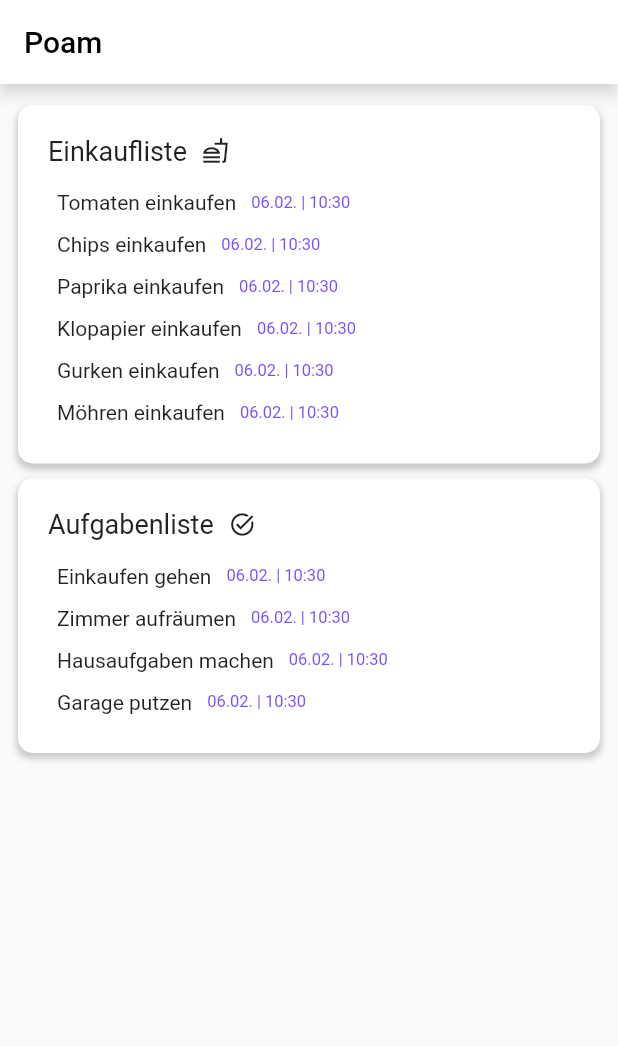
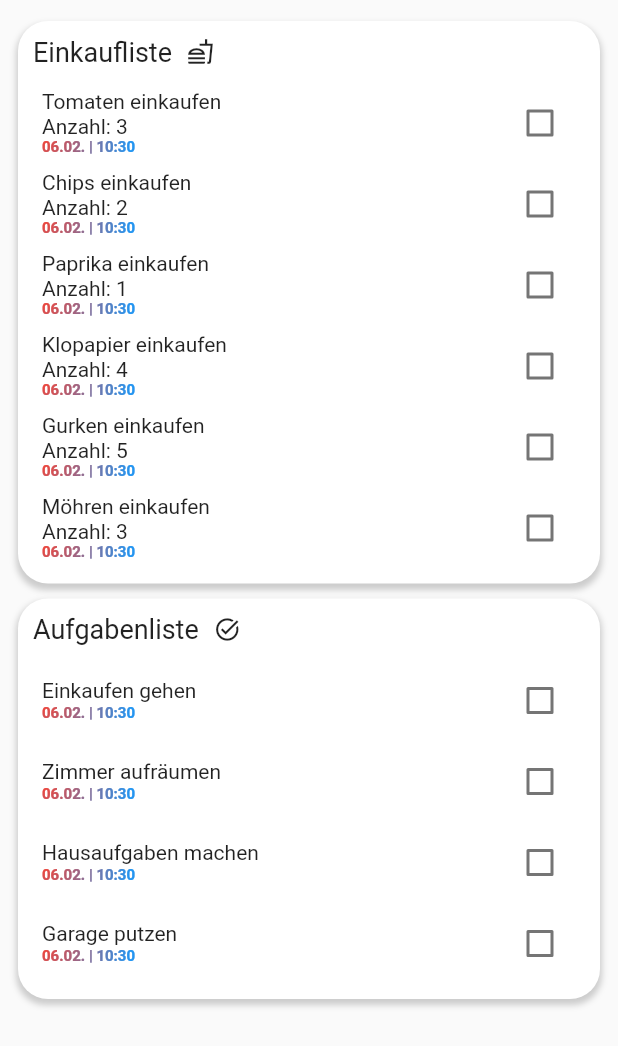
Before and after one commit to MoritzPlaten/Poam, a Flutter app: the screen it shows after launch, on a phone screen of 412 x 824 dp. Shown: the top 1046 px of the screen. Run offline on Flutter 3.47's test engine with Material 2 defaults, Android fonts, the phone set to English and light mode, and no system bars.

Commit message:
Change AppBar, Change Lists, Change the Look

```diff
--- a/lib/app/app.dart
+++ b/lib/app/app.dart
@@ -1,6 +1,5 @@
 import 'package:flutter/material.dart';
 import 'package:poam/widgets/PoamList/PoamList.dart';
-import 'package:poam/widgets/PoamNavigationBar/PoamNavigationBar.dart';
 
 class App extends StatefulWidget {
   const App({ Key? key }) : super(key: key);
@@ -14,24 +13,8 @@ class _AppState extends State<App> {
   @override
   Widget build(BuildContext context) {
 
-    return Scaffold(
-      appBar: AppBar(
-        title: const Text('Poam', style: TextStyle(color: Colors.black),),
-        backgroundColor: Colors.white,
-        shadowColor: Colors.white,
-        actions: <Widget>[
-          IconButton(
-            icon: const Icon(Icons.add_alert),
-            tooltip: 'Show Snackbar',
-            onPressed: () {
-              ScaffoldMessenger.of(context).showSnackBar(
-                  const SnackBar(content: Text('This is a snackbar')));
-            },
-          ),
-        ],
-      ),
+    return const Scaffold(
       body: PoamList(),
-      //bottomNavigationBar: PoamNavigationBar(),
     );
   }
 }
--- a/lib/widgets/PoamItem/PoamItem.dart
+++ b/lib/widgets/PoamItem/PoamItem.dart
@@ -1,9 +1,8 @@
 import 'package:flutter/material.dart';
-import 'package:intl/intl.dart';
 
 class PoamItem extends StatefulWidget {
 
-  final List? item;
+  final Map? item;
   const PoamItem({ Key? key, this.item }) : super(key: key);
 
   @override
@@ -16,13 +15,13 @@ class _PoamItemState extends State<PoamItem> {
   Widget build(BuildContext context) {
 
     final size = MediaQuery.of(context).size;
-    DateTime now = DateTime.now();
-    String formattedDate = DateFormat('dd.MM. | kk:mm').format(now);
+
+    bool isChecked = false;
 
     return Container(
 
       width: size.width,
-      padding: const EdgeInsets.only(left: 6, right: 6, top: 6, bottom: 6),
+      padding: const EdgeInsets.only(left: 6, right: 6, top: 3, bottom: 3),
       decoration: BoxDecoration(
         borderRadius: BorderRadius.circular(10),
         color: Colors.white
@@ -31,16 +30,45 @@ class _PoamItemState extends State<PoamItem> {
         children: [
 
           Row(
+            mainAxisAlignment: MainAxisAlignment.spaceBetween,
             children: [
-              Text(widget.item!.elementAt(0).toString()),
-              const SizedBox(width: 10,),
-              Text(
-                formattedDate.toString(),
-                style: const TextStyle(
-                  fontSize: 11,
-                  color: Colors.deepPurpleAccent
-                ),
-              )
+              Column(
+                mainAxisAlignment: MainAxisAlignment.start,
+                crossAxisAlignment: CrossAxisAlignment.start,
+                children: [
+                  Text(widget.item!["Title"]),
+                  const SizedBox(height: 1,),
+                  if (widget.item!["Anzahl"] != null) Text("Anzahl: " + widget.item!["Anzahl"].toString()),
+                  ShaderMask(
+                    shaderCallback: (Rect bounds) {
+                      return const RadialGradient(
+                        center: Alignment.topLeft,
+                        radius: 5,
+                        colors: <Color>[Colors.red, Colors.blue],
+                        tileMode: TileMode.mirror,
+                      ).createShader(bounds);
+                    },
+                    child: Text(
+                      widget.item!["Created"],
+                      style: const TextStyle(
+                        color: Colors.white,
+                        fontSize: 10,
+                        fontWeight: FontWeight.bold
+                      ),
+                    ),
+                  ),
+                ],
+              ),
+
+              Checkbox(
+                value: isChecked,
+                onChanged: (bool? value) {
+                  setState(() {
+                    isChecked = value!;
+                  });
+                },
+              ),
+
             ],
           ),
 
--- a/lib/widgets/PoamList/PoamList.dart
+++ b/lib/widgets/PoamList/PoamList.dart
@@ -1,6 +1,7 @@
 import 'package:flutter/material.dart';
 import 'package:poam/widgets/PoamItem/PoamItem.dart';
 import 'package:poam/widgets/PoamMenu/PoamMenu.dart';
+import 'package:intl/intl.dart';
 
 class PoamList extends StatefulWidget {
   const PoamList({ Key? key }) : super(key: key);
@@ -17,20 +18,24 @@ class _PoamListState extends State<PoamList> {
     final size = MediaQuery.of(context).size;
     final List items = ["Einkaufliste", "Aufgabenliste"];
     final List itemsIcons = [Icons.fastfood_outlined, Icons.task_alt];
-    final List<List<List>> list = [
+
+    DateTime now = DateTime.now();
+    String formattedDate = DateFormat('dd.MM. | kk:mm').format(now);
+
+    final List<List<Map>> list = [
       [
-        ['Tomaten einkaufen', 3],
-        ['Chips einkaufen', 2],
-        ['Paprika einkaufen', 1],
-        ['Klopapier einkaufen', 4],
-        ['Gurken einkaufen', 5],
-        ['Möhren einkaufen', 3],
+        {"Title": "Tomaten einkaufen", "Anzahl": 3, "Created": formattedDate},
+        {"Title": "Chips einkaufen", "Anzahl": 2, "Created": formattedDate},
+        {"Title": "Paprika einkaufen", "Anzahl": 1, "Created": formattedDate},
+        {"Title": "Klopapier einkaufen", "Anzahl": 4, "Created": formattedDate},
+        {"Title": "Gurken einkaufen", "Anzahl": 5, "Created": formattedDate},
+        {"Title": "Möhren einkaufen", "Anzahl": 3, "Created": formattedDate},
       ],
       [
-        ['Einkaufen gehen'],
-        ['Zimmer aufräumen'],
-        ['Hausaufgaben machen'],
-        ['Garage putzen'],
+        {"Title": "Einkaufen gehen", "Created": formattedDate},
+        {"Title": "Zimmer aufräumen", "Created": formattedDate},
+        {"Title": "Hausaufgaben machen", "Created": formattedDate},
+        {"Title": "Garage putzen", "Created": formattedDate},
       ]
     ];
 
--- a/lib/widgets/PoamMenu/PoamMenu.dart
+++ b/lib/widgets/PoamMenu/PoamMenu.dart
@@ -26,21 +26,19 @@ class _PoamMenuState extends State<PoamMenu> {
       padding: const EdgeInsets.only(left: 10, right: 10, top: 10, bottom: 10),
       margin: const EdgeInsets.only(top: 4, right: 2, left: 2, bottom: 6),
       decoration: BoxDecoration(
-        borderRadius: BorderRadius.circular(10),
+        borderRadius: BorderRadius.circular(20),
         color: Colors.white,
         boxShadow: [
           BoxShadow(
             color: Colors.grey.withOpacity(0.5),
             spreadRadius: 1,
             blurRadius: 3,
-            offset: Offset(0, 3), // changes position of shadow
+            offset: const Offset(0, 3), // changes position of shadow
           ),
         ],
       ),
-      child: ListView(
+      child: Column(
 
-        shrinkWrap: true,
-        padding: const EdgeInsets.all(10),
         children: [
 
           Row(
--- a/lib/widgets/PoamNavigationBar/PoamNavigationBar.dart
+++ /dev/null
@@ -1,19 +0,0 @@
-import 'package:flutter/material.dart';
-
-class PoamNavigationBar extends StatefulWidget {
-  const PoamNavigationBar({ Key? key }) : super(key: key);
-
-  @override
-  _PoamNavigationBarState createState() => _PoamNavigationBarState();
-}
-
-class _PoamNavigationBarState extends State<PoamNavigationBar> {
-  @override
-  Widget build(BuildContext context) {
-    return Container(
-
-
-
-    );
-  }
-}
```
